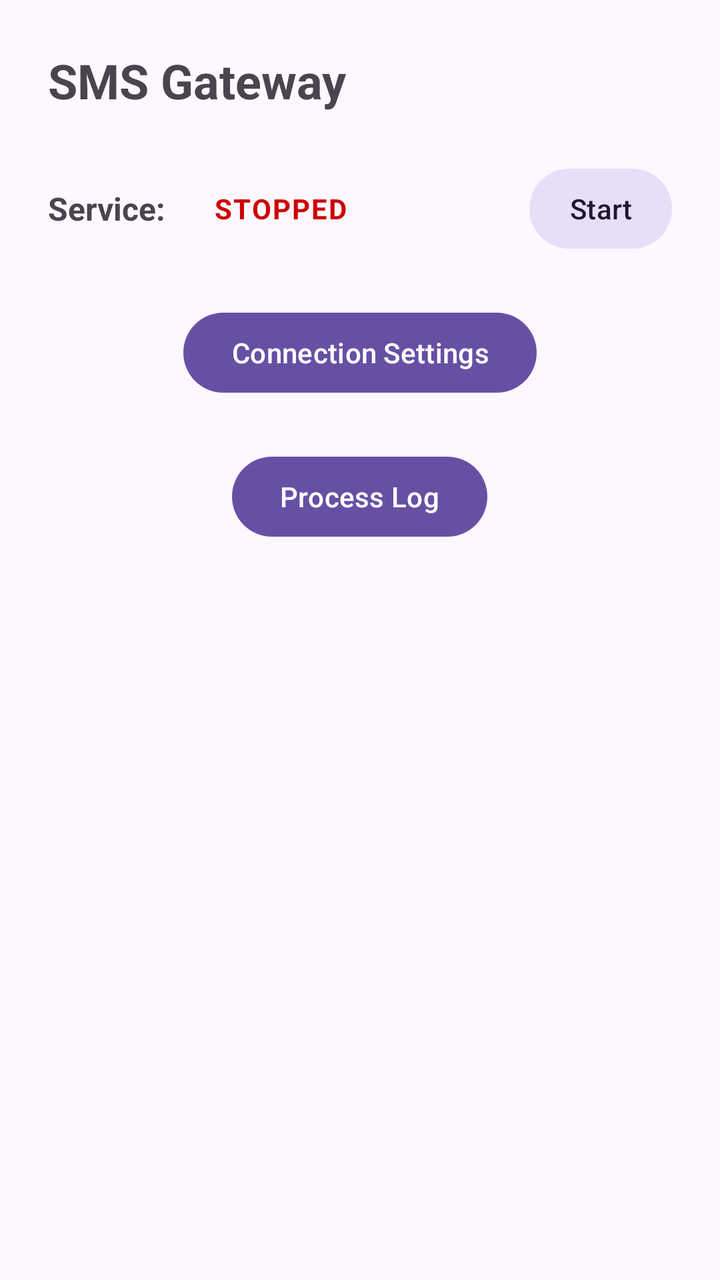
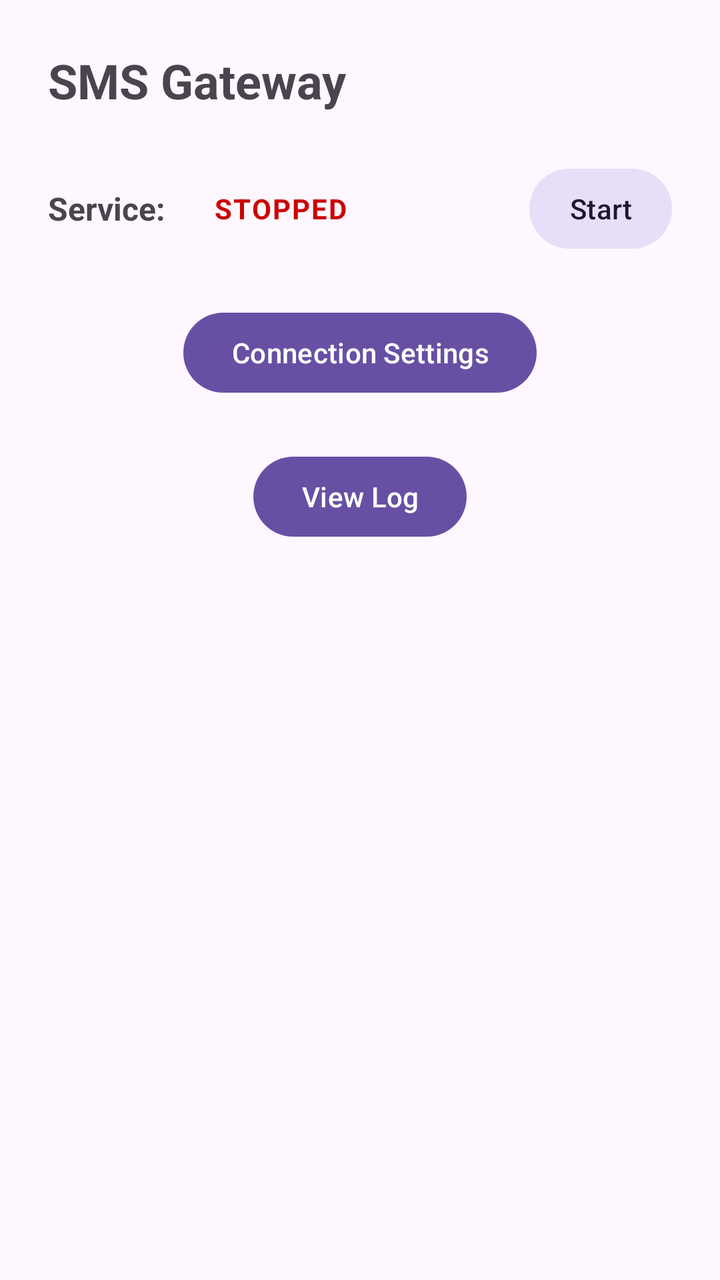

Screens rendered from an Android XML layout before and after an edit, with the pre-edit source and the edit as a unified diff.
<!-- AndroidManifest.xml: application theme Theme.Material3.DayNight -->
<!-- res/layout/activity_main.xml -->
<?xml version="1.0" encoding="utf-8"?>
<LinearLayout xmlns:android="http://schemas.android.com/apk/res/android"
    android:id="@+id/root"
    android:layout_width="match_parent"
    android:layout_height="match_parent"
    android:orientation="vertical"
    android:padding="24dp">

    <TextView
        android:layout_width="wrap_content"
        android:layout_height="wrap_content"
        android:text="@string/main_title"
        android:textSize="24sp"
        android:textStyle="bold" />

    
    <LinearLayout
        android:layout_width="match_parent"
        android:layout_height="wrap_content"
        android:layout_marginTop="24dp"
        android:orientation="horizontal"
        android:gravity="center_vertical"
        android:baselineAligned="false">

        
        <TextView
            android:id="@+id/tvServiceLabel"
            android:layout_width="wrap_content"
            android:layout_height="wrap_content"
            android:text="@string/service_label"
            android:textSize="16sp"
            android:textStyle="bold"
            android:labelFor="@id/tvServiceStatus"
            android:ellipsize="end" />

        
        <TextView
            android:id="@+id/tvServiceStatus"
            android:layout_width="wrap_content"
            android:layout_height="wrap_content"
            android:layout_marginStart="12dp"
            android:paddingHorizontal="12dp"
            android:paddingVertical="6dp"
            android:text="@string/status_stopped"
            android:textSize="14sp"
            android:textStyle="bold"
            android:textAllCaps="true"
            android:letterSpacing="0.05"
            android:textColor="@android:color/holo_red_dark" />

        
        <View
            android:layout_width="0dp"
            android:layout_height="1dp"
            android:layout_weight="1" />

        
        <Button
            android:id="@+id/btnToggleService"
            android:layout_width="wrap_content"
            android:layout_height="wrap_content"
            android:layout_marginStart="12dp"
            android:minWidth="48dp"
            android:minHeight="48dp"
            android:paddingHorizontal="20dp"
            android:text="@string/action_start"
            android:textAllCaps="false"
            android:textSize="14sp"
            style="@style/Widget.Material3.Button.TonalButton" />
    </LinearLayout>

    <Button
        android:id="@+id/btnConnection"
        android:layout_width="wrap_content"
        android:layout_height="wrap_content"
        android:layout_marginTop="24dp"
        android:layout_gravity="center_horizontal"
        android:minWidth="48dp"
        android:minHeight="48dp"
        android:paddingHorizontal="24dp"
        android:text="@string/action_connection_settings" />







    <Button
        android:id="@+id/btnProcessLog"
        android:layout_width="wrap_content"
        android:layout_height="wrap_content"
        android:layout_marginTop="24dp"
        android:layout_gravity="center_horizontal"
        android:minWidth="48dp"
        android:minHeight="48dp"
        android:paddingHorizontal="24dp"
        android:text="@string/action_process_log" />







</LinearLayout>
<!-- resources referenced by this layout -->
<resources>
  <string name="action_connection_settings">Connection Settings</string>
  <string name="action_process_log">Process Log</string>
  <string name="action_start">Start</string>
  <string name="main_title">SMS Gateway</string>
  <string name="service_label">Service:</string>
  <string name="status_stopped">Stopped</string>
  <style name="Theme.Material3.DayNight" parent="Theme.Material3.DayNight.NoActionBar">
          
      </style>
</resources>

<!-- the commit's change to res/layout/activity_main.xml (unified diff, before → after) -->
@@ -80,12 +80,6 @@
         android:paddingHorizontal="24dp"
         android:text="@string/action_connection_settings" />
 
-
-
-
-
-
-
     <Button
         android:id="@+id/btnProcessLog"
         android:layout_width="wrap_content"
@@ -97,10 +91,4 @@
         android:paddingHorizontal="24dp"
         android:text="@string/action_process_log" />
 
-
-
-
-
-
-
 </LinearLayout>
<!-- resource entries referenced after the edit -->
@@ -1,7 +1,7 @@
 <!-- resources referenced by this layout -->
 <resources>
   <string name="action_connection_settings">Connection Settings</string>
-  <string name="action_process_log">Process Log</string>
+  <string name="action_process_log">View Log</string>
   <string name="action_start">Start</string>
   <string name="main_title">SMS Gateway</string>
   <string name="service_label">Service:</string>
